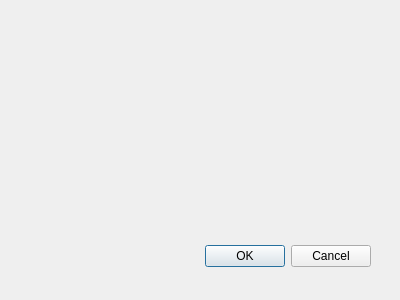
This is View/viewoffrelocation.ui in Darhal/Trottipret as Qt 5 draws it before an edit. The edited form follows.
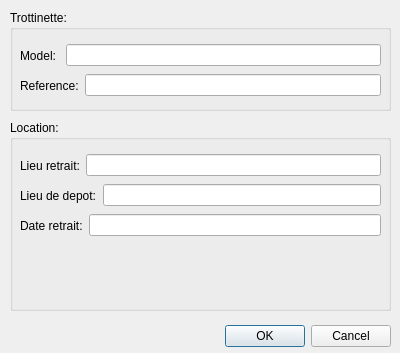
This is the edited form.

What changed in the file:
```diff
--- a/View/viewoffrelocation.ui
+++ b/View/viewoffrelocation.ui
@@ -9,7 +9,7 @@
     <x>0</x>
     <y>0</y>
     <width>400</width>
-    <height>300</height>
+    <height>353</height>
    </rect>
   </property>
   <property name="windowTitle">
@@ -18,8 +18,8 @@
   <widget class="QDialogButtonBox" name="buttonBox">
    <property name="geometry">
     <rect>
-     <x>30</x>
-     <y>240</y>
+     <x>50</x>
+     <y>320</y>
      <width>341</width>
      <height>32</height>
     </rect>
@@ -31,6 +31,142 @@
     <set>QDialogButtonBox::Cancel|QDialogButtonBox::Ok</set>
    </property>
   </widget>
+  <widget class="QGroupBox" name="groupBox">
+   <property name="geometry">
+    <rect>
+     <x>10</x>
+     <y>10</y>
+     <width>381</width>
+     <height>101</height>
+    </rect>
+   </property>
+   <property name="title">
+    <string>Trottinette:</string>
+   </property>
+   <widget class="QWidget" name="horizontalLayoutWidget">
+    <property name="geometry">
+     <rect>
+      <x>10</x>
+      <y>30</y>
+      <width>361</width>
+      <height>31</height>
+     </rect>
+    </property>
+    <layout class="QHBoxLayout" name="horizontalLayout_2">
+     <item>
+      <widget class="QLabel" name="label">
+       <property name="text">
+        <string>Model: </string>
+       </property>
+      </widget>
+     </item>
+     <item>
+      <widget class="QLineEdit" name="lineEdit"/>
+     </item>
+    </layout>
+   </widget>
+   <widget class="QWidget" name="horizontalLayoutWidget_2">
+    <property name="geometry">
+     <rect>
+      <x>10</x>
+      <y>60</y>
+      <width>361</width>
+      <height>31</height>
+     </rect>
+    </property>
+    <layout class="QHBoxLayout" name="horizontalLayout_3">
+     <item>
+      <widget class="QLabel" name="label_2">
+       <property name="text">
+        <string>Reference:</string>
+       </property>
+      </widget>
+     </item>
+     <item>
+      <widget class="QLineEdit" name="lineEdit_2"/>
+     </item>
+    </layout>
+   </widget>
+  </widget>
+  <widget class="QGroupBox" name="groupBox_2">
+   <property name="geometry">
+    <rect>
+     <x>10</x>
+     <y>120</y>
+     <width>381</width>
+     <height>191</height>
+    </rect>
+   </property>
+   <property name="title">
+    <string>Location:</string>
+   </property>
+   <widget class="QWidget" name="horizontalLayoutWidget_3">
+    <property name="geometry">
+     <rect>
+      <x>10</x>
+      <y>30</y>
+      <width>361</width>
+      <height>31</height>
+     </rect>
+    </property>
+    <layout class="QHBoxLayout" name="horizontalLayout_4">
+     <item>
+      <widget class="QLabel" name="label_3">
+       <property name="text">
+        <string>Lieu retrait:</string>
+       </property>
+      </widget>
+     </item>
+     <item>
+      <widget class="QLineEdit" name="lineEdit_3"/>
+     </item>
+    </layout>
+   </widget>
+   <widget class="QWidget" name="horizontalLayoutWidget_4">
+    <property name="geometry">
+     <rect>
+      <x>10</x>
+      <y>60</y>
+      <width>361</width>
+      <height>31</height>
+     </rect>
+    </property>
+    <layout class="QHBoxLayout" name="horizontalLayout_5">
+     <item>
+      <widget class="QLabel" name="label_4">
+       <property name="text">
+        <string>Lieu de depot:</string>
+       </property>
+      </widget>
+     </item>
+     <item>
+      <widget class="QLineEdit" name="lineEdit_4"/>
+     </item>
+    </layout>
+   </widget>
+   <widget class="QWidget" name="horizontalLayoutWidget_5">
+    <property name="geometry">
+     <rect>
+      <x>10</x>
+      <y>90</y>
+      <width>361</width>
+      <height>31</height>
+     </rect>
+    </property>
+    <layout class="QHBoxLayout" name="horizontalLayout_6">
+     <item>
+      <widget class="QLabel" name="label_5">
+       <property name="text">
+        <string>Date retrait:</string>
+       </property>
+      </widget>
+     </item>
+     <item>
+      <widget class="QLineEdit" name="lineEdit_5"/>
+     </item>
+    </layout>
+   </widget>
+  </widget>
  </widget>
  <pixmapfunction/>
  <resources/>
```
Left out of the diff: 5 changed lines with no effect on the pictures.
